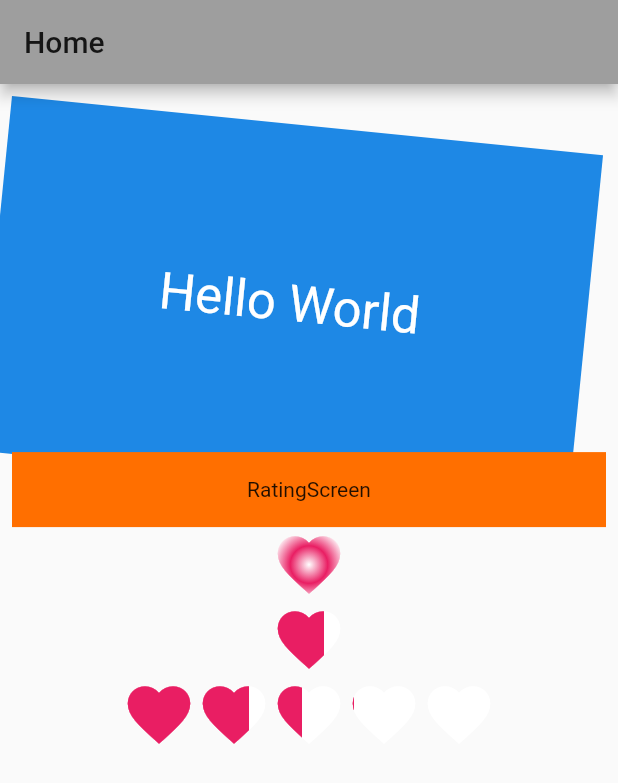
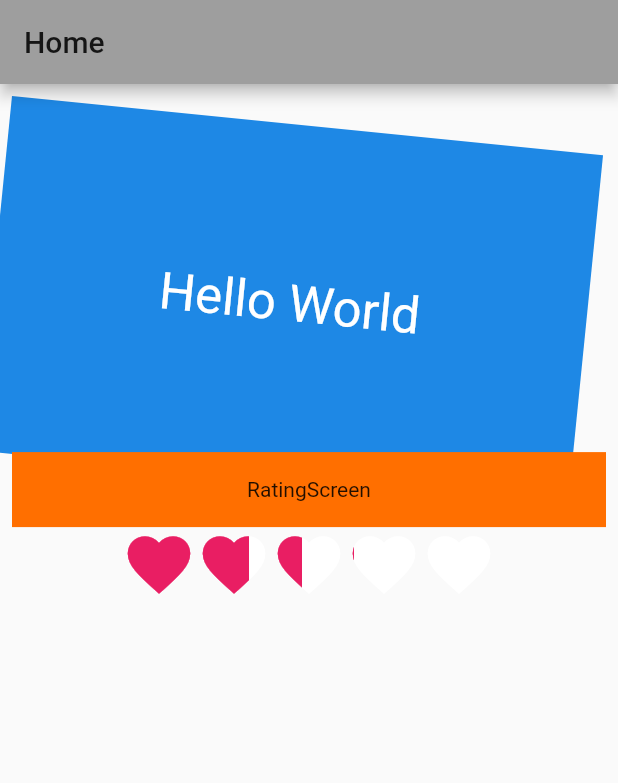
Before and after one commit to linnefromice/flutter_heart_app_01, a Flutter app: the screen it shows after launch, on a phone screen of 412 x 824 dp. Shown: the top 783 px of the screen. Run offline on Flutter 3.47's test engine with Material 2 defaults, Android fonts, the light colour scheme and no system bars; our stand-ins replace flutter_rating_bar.

Commit message:
remove unnecessary code

```diff
--- a/lib/screens/home_screen.dart
+++ b/lib/screens/home_screen.dart
@@ -32,28 +32,6 @@ class HomeScreen extends StatelessWidget {
               child: Center(child: Text('RatingScreen')),
             ),
           ),
-          Container(
-            child: Center(
-              child: RadiantGradientMask(
-                child: Icon(
-                  Icons.favorite,
-                  size: 50,
-                  color: Colors.white,
-                ),
-              ),
-            ),
-          ),
-          Container(
-            child: Center(
-              child: LinearGradientMask(
-                child: Icon(
-                  Icons.favorite,
-                  size: 50,
-                  color: Colors.white,
-                ),
-              ),
-            ),
-          ),
           Row(
             mainAxisAlignment: MainAxisAlignment.center,
             children: [
@@ -66,43 +44,6 @@ class HomeScreen extends StatelessWidget {
           )
         ],
       ),
-    );
-  }
-}
-
-class RadiantGradientMask extends StatelessWidget {
-  RadiantGradientMask({this.child});
-  final Widget child;
-
-  @override
-  Widget build(BuildContext context) {
-    return ShaderMask(
-      shaderCallback: (bounds) => RadialGradient(
-        center: Alignment.center,
-        radius: 0.5,
-        colors: [Colors.white, Colors.pink, Colors.white],
-        tileMode: TileMode.mirror,
-      ).createShader(bounds),
-      child: child,
-    );
-  }
-}
-
-class LinearGradientMask extends StatelessWidget {
-  LinearGradientMask({this.child});
-  final Widget child;
-
-  @override
-  Widget build(BuildContext context) {
-    return ShaderMask(
-      shaderCallback: (bounds) => LinearGradient(
-        begin: Alignment.centerLeft,
-        end: Alignment.centerRight,
-        colors: [Colors.pink, Colors.white],
-        stops: [0.7, 0.7],
-        tileMode: TileMode.mirror,
-      ).createShader(bounds),
-      child: child,
     );
   }
 }
```
